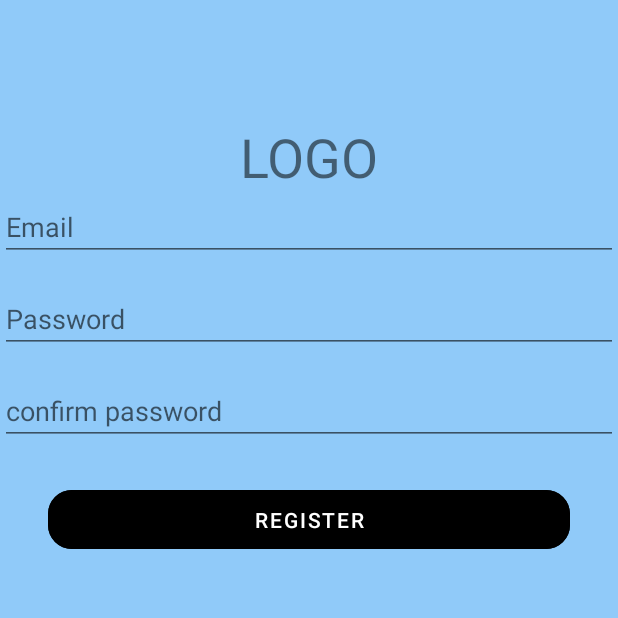
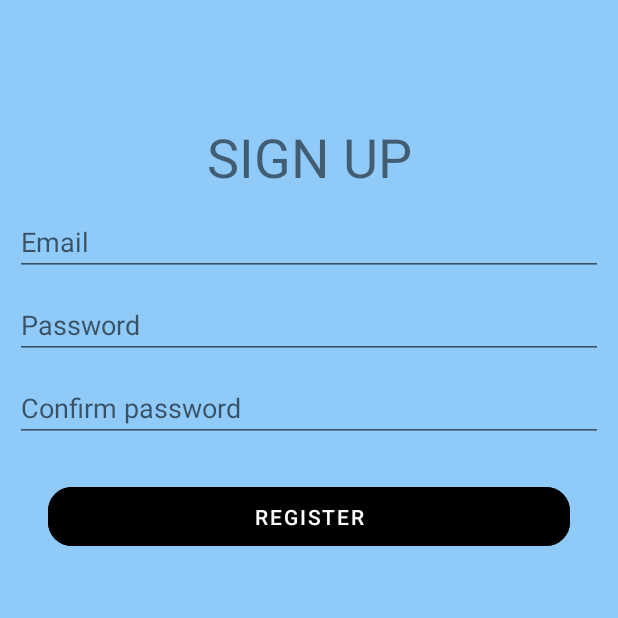
Before and after one commit to Thyme1/EatAndRun, an Android app: the RegisterFragment screen opened through its navigation route, on a phone screen of 412 x 824 dp, the top half of it. Run offline under Robolectric (Android 15) with nearby library versions, the phone set to English and light mode, and no system bars; our stand-ins replace Firebase (no records; nobody signed in at launch, a user with empty details on screens opened directly), data binding; 1 statement that could not run was skipped.

Commit message:
some changes in looks

```diff
--- a/app/src/main/res/drawable-v24/meal_item_layout.xml
+++ b/app/src/main/res/drawable-v24/meal_item_layout.xml
@@ -1,10 +1,10 @@
 <?xml version="1.0" encoding="utf-8"?>
 <shape xmlns:android="http://schemas.android.com/apk/res/android">
-    <solid android:color="@color/blue_normal"/>
+    <solid android:color="@color/white"/>
     <stroke
         android:width="1dp"
         android:color="#1F73F1" />
-    <corners android:radius="27dp" />
+    <corners android:radius="0dp" />
     <padding
         android:bottom="0dp"
         android:left="0dp"
--- a/app/src/main/res/layout/fragment_register.xml
+++ b/app/src/main/res/layout/fragment_register.xml
@@ -2,7 +2,8 @@
 
 <layout xmlns:android="http://schemas.android.com/apk/res/android"
     xmlns:app="http://schemas.android.com/apk/res-auto"
-        xmlns:tools="http://schemas.android.com/tools" android:id="@+id/layout_register">
+    xmlns:tools="http://schemas.android.com/tools"
+    android:id="@+id/layout_register">
 
     <androidx.constraintlayout.widget.ConstraintLayout
         android:layout_width="match_parent"
@@ -10,57 +11,70 @@
         tools:context=".auth.RegisterFragment">
 
         <EditText
+            android:layout_margin="10dp"
+            android:id="@+id/register_email_view"
             android:layout_width="0dp"
             android:layout_height="wrap_content"
+            android:hint="@string/email"
             android:inputType="textEmailAddress"
+            app:layout_constraintEnd_toEndOf="parent"
             app:layout_constraintStart_toStartOf="parent"
-                app:layout_constraintEnd_toEndOf="parent"
-                app:layout_constraintTop_toBottomOf="@+id/textView2"
-                android:hint="@string/email"
-                android:id="@+id/register_email_view"
-                />
+            app:layout_constraintTop_toBottomOf="@+id/textView2" />
+
         <EditText
+            android:id="@+id/register_password_view"
             android:layout_width="0dp"
             android:layout_height="wrap_content"
+            android:layout_marginTop="16dp"
+            android:layout_margin="10dp"
+
+            android:hint="@string/password"
             android:inputType="textPassword"
+            app:layout_constraintEnd_toEndOf="parent"
             app:layout_constraintStart_toStartOf="parent"
-                app:layout_constraintEnd_toEndOf="parent"
-                android:hint="@string/password"
-                android:id="@+id/register_password_view"
-                 android:layout_marginTop="16dp"
-                app:layout_constraintTop_toBottomOf="@+id/register_email_view"/>
+            app:layout_constraintTop_toBottomOf="@+id/register_email_view" />
+
         <TextView
-                android:text="LOGO"
+            android:id="@+id/textView2"
             android:layout_width="wrap_content"
             android:layout_height="wrap_content"
-                android:id="@+id/textView2" android:textSize="36sp"
-                android:layout_marginTop="80dp" app:layout_constraintTop_toTopOf="parent"
-                android:layout_marginStart="8dp" app:layout_constraintStart_toStartOf="parent"
-                android:layout_marginEnd="8dp" app:layout_constraintEnd_toEndOf="parent"/>
+            android:layout_marginStart="8dp"
+            android:layout_marginTop="80dp"
+            android:layout_marginEnd="8dp"
+            android:text="@string/sign_up"
+            android:textSize="36sp"
+            app:layout_constraintEnd_toEndOf="parent"
+            app:layout_constraintStart_toStartOf="parent"
+            app:layout_constraintTop_toTopOf="parent" />
+
         <EditText
+            android:id="@+id/register_passwordconf_view"
             android:layout_width="0dp"
             android:layout_height="wrap_content"
+            android:layout_marginTop="16dp"
+            android:layout_margin="10dp"
+
+            android:hint="Confirm password"
             android:inputType="textPassword"
-                android:id="@+id/register_passwordconf_view"
+            app:layout_constraintEnd_toEndOf="parent"
             app:layout_constraintStart_toStartOf="parent"
-                app:layout_constraintEnd_toEndOf="parent"
-                android:hint="@string/confirm_password"
-                 android:layout_marginTop="16dp"
-                app:layout_constraintTop_toBottomOf="@+id/register_password_view"/>
+            app:layout_constraintTop_toBottomOf="@+id/register_password_view" />
 
         <com.google.android.material.button.MaterialButton
             android:id="@+id/register_button_view"
+            style="@style/Widget.MaterialComponents.Button.UnelevatedButton"
             android:layout_width="0dp"
             android:layout_height="wrap_content"
+            android:layout_marginStart="32dp"
+            android:layout_marginTop="24dp"
+            android:layout_marginEnd="32dp"
             android:backgroundTint="@color/black"
+            android:padding="10dp"
             android:text="@string/register"
-                android:padding="10dp"
             app:cornerRadius="16dp"
-                android:layout_marginTop="24dp"
-                app:layout_constraintTop_toBottomOf="@+id/register_passwordconf_view"
-                app:layout_constraintEnd_toEndOf="parent" android:layout_marginEnd="32dp"
-                app:layout_constraintStart_toStartOf="parent" android:layout_marginStart="32dp"
-                style="@style/Widget.MaterialComponents.Button.UnelevatedButton"/>
+            app:layout_constraintEnd_toEndOf="parent"
+            app:layout_constraintStart_toStartOf="parent"
+            app:layout_constraintTop_toBottomOf="@+id/register_passwordconf_view" />
     </androidx.constraintlayout.widget.ConstraintLayout>
 
 </layout>
--- a/app/src/main/res/layout/item_food_overview.xml
+++ b/app/src/main/res/layout/item_food_overview.xml
@@ -13,7 +13,7 @@
 <androidx.constraintlayout.widget.ConstraintLayout
         android:orientation="vertical"
         android:layout_width="match_parent"
-        android:background="@drawable/meal_item_layout"
+        android:padding="5dp"
         android:layout_height="wrap_content">
 
 
--- a/app/src/main/res/values/strings.xml
+++ b/app/src/main/res/values/strings.xml
@@ -76,7 +76,7 @@
     <string name="don_t_have_an_account_yet_register_with_email">Don\'t have an account yet? Register with email</string>
     <string name="email">Email</string>
     <string name="password">Password</string>
-    <string name="confirm_password">confirm password</string>
+    <string name="confirm_password">Confirm password</string>
     <string name="register">Register</string>
     <string name="select_date">Select Date</string>
     <string name="enter_serving_in_grams">Enter serving in grams</string>
```
Also changed, not shown: app/src/main/res/layout/activity_main.xml (+8 -8 lines), app/src/main/res/layout/fragment_add_food.xml (+7 -6 lines), app/src/main/res/layout/fragment_login.xml (+47 -28 lines), app/src/main/res/layout/fragment_overview.xml (+6 -1 lines), app/src/main/res/layout/fragment_search.xml (+42 -36 lines), app/src/main/res/layout/list_item_search.xml (+26 -19 lines), app/src/main/res/layout/activity_auth.xml (indentation only). Lines whose indentation alone changed are shown as unchanged.
